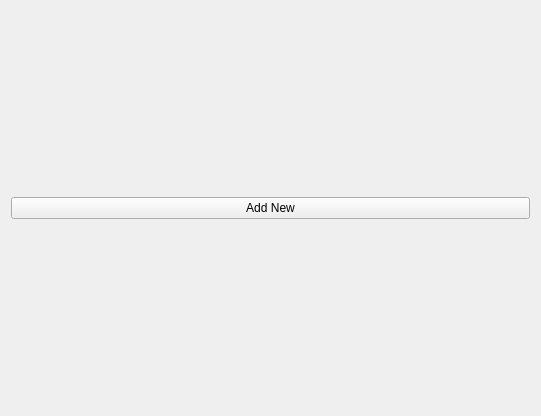
Old version of the form Tusker/widget.ui in the repository janindu2r/tusker.
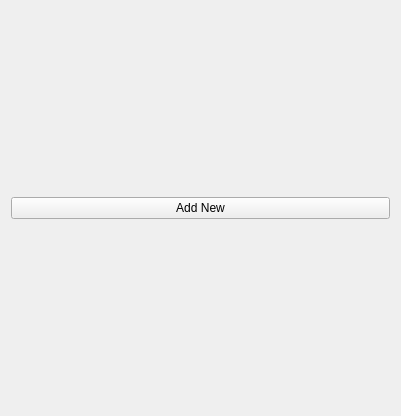
New version of the form.

```diff
--- a/Tusker/widget.ui
+++ b/Tusker/widget.ui
@@ -6,14 +6,17 @@
    <rect>
     <x>0</x>
     <y>0</y>
-    <width>541</width>
+    <width>401</width>
     <height>416</height>
    </rect>
   </property>
   <property name="windowTitle">
    <string>Widget</string>
   </property>
-  <layout class="QVBoxLayout" name="verticalLayout_2">
+  <layout class="QVBoxLayout" name="verticalLayout">
+   <item>
+    <layout class="QVBoxLayout" name="verticalLayout_2"/>
+   </item>
    <item>
     <widget class="QPushButton" name="pushButton">
      <property name="text">
```
